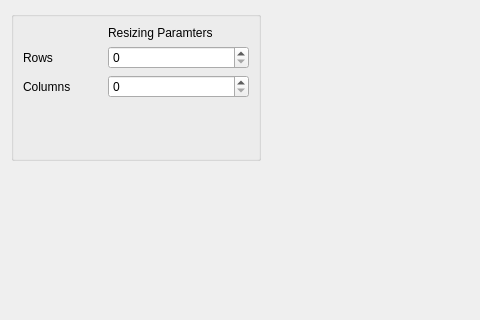
First picture: the form in src/Interface/Modules/Math/ResizeMatrixDialog.ui, repository SCIInstitute/SCIRun, before the edit; both pictures show x 0 to 480 and y 0 to 320 of the 1013 by 657 pixel window.
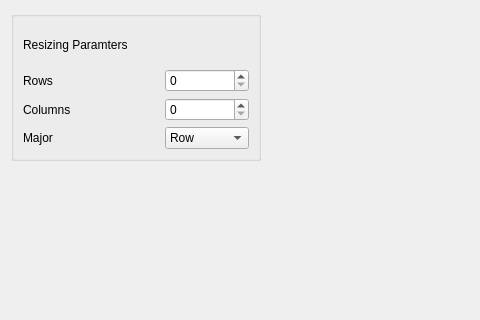
Second picture: the form after the edit.

Commit message: Row and Column Major feature implemented in Resize Matrix

Patch:
```diff
--- a/src/Interface/Modules/Math/ResizeMatrixDialog.ui
+++ b/src/Interface/Modules/Math/ResizeMatrixDialog.ui
@@ -43,11 +43,11 @@
      <property name="alignment">
       <set>Qt::AlignCenter</set>
      </property>
-     <layout class="QFormLayout" name="formLayout_2">
+     <layout class="QGridLayout" name="gridLayout">
       <property name="horizontalSpacing">
        <number>37</number>
       </property>
-      <item row="0" column="1">
+      <item row="0" column="0">
        <widget class="QLabel" name="label_3">
         <property name="text">
          <string>Resizing Paramters</string>
@@ -74,6 +74,27 @@
       <item row="2" column="1">
        <widget class="QSpinBox" name="noOfColumns_"/>
       </item>
+      <item row="3" column="0">
+       <widget class="QLabel" name="label_4">
+        <property name="text">
+         <string>Major</string>
+        </property>
+       </widget>
+      </item>
+      <item row="3" column="1">
+       <widget class="QComboBox" name="major_">
+        <item>
+         <property name="text">
+          <string>Row</string>
+         </property>
+        </item>
+        <item>
+         <property name="text">
+          <string>Column</string>
+         </property>
+        </item>
+       </widget>
+      </item>
      </layout>
     </widget>
    </item>
```
The commit also changes 5 other files.
